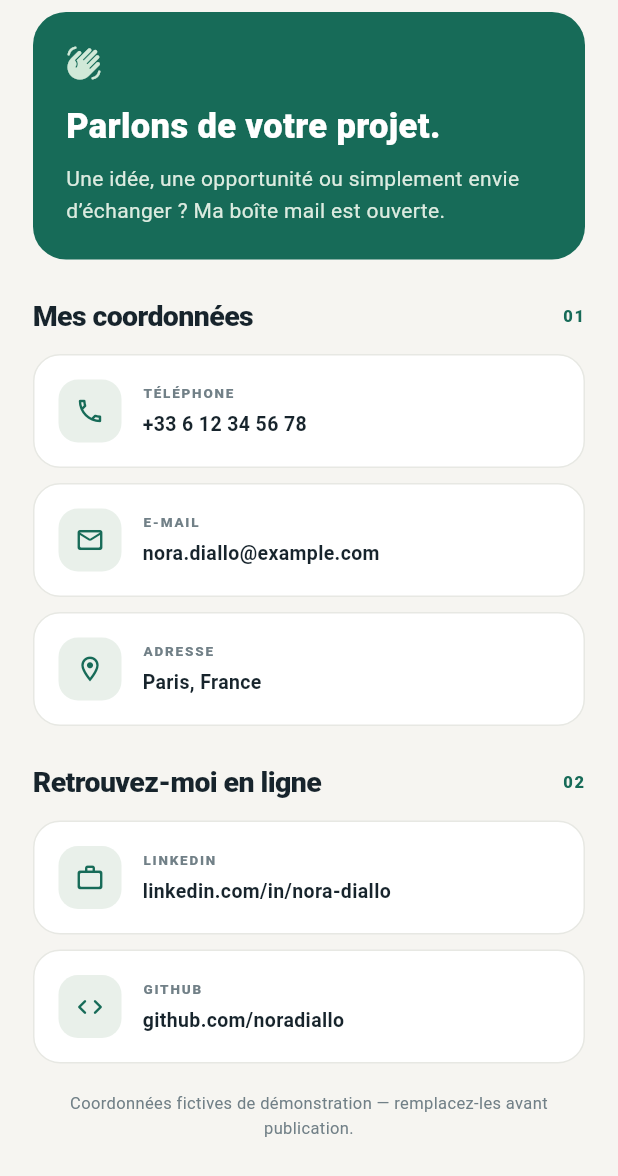
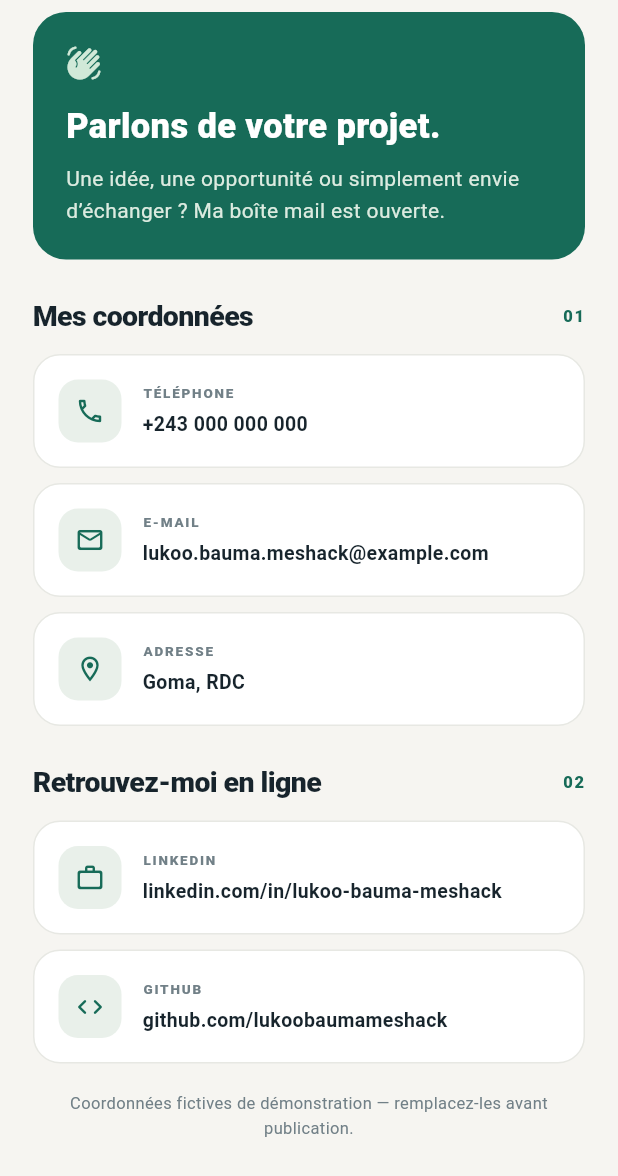
Before and after one commit to philemonBauma/cv_flutter_phil, a Flutter app: the ContactPage widget shown alone on an empty page, opened directly, on a phone screen of 412 x 824 dp. Shown: the top 1176 px of the screen. Run offline on Flutter 3.47's test engine with Material 3 defaults, Android fonts, the phone set to English and light mode, and no system bars; our stand-ins replace material_ui.

Commit message:
Derniere version du TP

```diff
--- a/lib/main.dart
+++ b/lib/main.dart
@@ -1,4 +1,5 @@
 import 'package:material_ui/material_ui.dart';
+import 'package:url_launcher/url_launcher.dart';
 
 const _ink = Color(0xFF17242C);
 const _muted = Color(0xFF718087);
@@ -370,17 +371,14 @@ class CvPage extends StatelessWidget {
             children: [
               Row(
                 children: [
-                  const ProfilePhoto(
-                    imageUrl: 'https://images.unsplash.com/photo-1534528741775-53994a69daeb?w=240&h=240&fit=crop&crop=faces',
-                    size: 76,
-                  ),
+                  const ProfilePhoto(size: 76),
                   const SizedBox(width: 16),
                   const Expanded(
                     child: Column(
                       crossAxisAlignment: CrossAxisAlignment.start,
                       children: [
                         Text(
-                          'Nora Diallo',
+                          'Lukoo Bauma Meshack',
                           style: TextStyle(
                             color: Colors.white,
                             fontWeight: FontWeight.w800,
@@ -418,7 +416,7 @@ class CvPage extends StatelessWidget {
                 spacing: 8,
                 runSpacing: 8,
                 children: [
-                  _DarkTag(label: 'Paris, France'),
+                  _DarkTag(label: 'Goma, RDC'),
                   _DarkTag(label: 'Disponible'),
                 ],
               ),
@@ -431,7 +429,7 @@ class CvPage extends StatelessWidget {
         const TimelineCard(
           period: '2021 — 2024',
           title: 'Licence informatique',
-          subtitle: 'Université de Paris · Développement logiciel',
+          subtitle: 'Formation en développement logiciel · Goma',
         ),
         const SizedBox(height: 24),
         const SectionHeading(title: 'Expériences', trailing: '02'),
@@ -525,31 +523,27 @@ class FamilyPage extends StatelessWidget {
 
   static const _members = [
     FamilyMember(
-      name: 'Aïssatou Diallo',
+      name: 'Aïssatou Bauma',
       relation: 'Maman',
       profession: 'Enseignante',
-      imageUrl: 'https://images.unsplash.com/photo-1544005313-94ddf0286df2?w=240&h=240&fit=crop&crop=faces',
       color: Color(0xFFDCECE4),
     ),
     FamilyMember(
-      name: 'Mamadou Diallo',
+      name: 'Mamadou Bauma',
       relation: 'Papa',
       profession: 'Ingénieur',
-      imageUrl: 'https://images.unsplash.com/photo-1500648767791-00dcc994a43e?w=240&h=240&fit=crop&crop=faces',
       color: Color(0xFFE9E6DA),
     ),
     FamilyMember(
-      name: 'Lina Diallo',
+      name: 'Lina Bauma',
       relation: 'Petite sœur',
       profession: 'Étudiante en design',
-      imageUrl: 'https://images.unsplash.com/photo-1517841905240-472988babdf9?w=240&h=240&fit=crop&crop=faces',
       color: Color(0xFFF1E2DC),
     ),
     FamilyMember(
-      name: 'Ibrahim Diallo',
+      name: 'Ibrahim Bauma',
       relation: 'Grand frère',
       profession: 'Entrepreneur',
-      imageUrl: 'https://images.unsplash.com/photo-1506794778202-cad84cf45f1d?w=240&h=240&fit=crop&crop=faces',
       color: Color(0xFFE4E6F0),
     ),
   ];
@@ -597,14 +591,12 @@ class FamilyMember {
     required this.name,
     required this.relation,
     required this.profession,
-    required this.imageUrl,
     required this.color,
   });
 
   final String name;
   final String relation;
   final String profession;
-  final String imageUrl;
   final Color color;
 }
 
@@ -618,11 +610,7 @@ class FamilyCard extends StatelessWidget {
     return InfoCard(
       child: Row(
         children: [
-          ProfilePhoto(
-            imageUrl: member.imageUrl,
-            size: 64,
-            backgroundColor: member.color,
-          ),
+          ProfilePhoto(size: 64, backgroundColor: member.color),
           const SizedBox(width: 15),
           Expanded(
             child: Column(
@@ -706,19 +694,22 @@ class ContactPage extends StatelessWidget {
         const ContactCard(
           icon: Icons.phone_outlined,
           label: 'TÉLÉPHONE',
-          value: '+33 6 12 34 56 78',
+          value: '+243 000 000 000',
+          uri: 'tel:+243000000000',
         ),
         const SizedBox(height: 10),
         const ContactCard(
           icon: Icons.mail_outline_rounded,
           label: 'E-MAIL',
-          value: 'nora.diallo@example.com',
+          value: 'lukoo.bauma.meshack@example.com',
+          uri: 'mailto:lukoo.bauma.meshack@example.com',
         ),
         const SizedBox(height: 10),
         const ContactCard(
           icon: Icons.location_on_outlined,
           label: 'ADRESSE',
-          value: 'Paris, France',
+          value: 'Goma, RDC',
+          uri: 'https://www.google.com/maps/search/?api=1&query=Goma%2C%20RDC',
         ),
         const SizedBox(height: 24),
         const SectionHeading(title: 'Retrouvez-moi en ligne', trailing: '02'),
@@ -726,13 +717,15 @@ class ContactPage extends StatelessWidget {
         const ContactCard(
           icon: Icons.work_outline_rounded,
           label: 'LINKEDIN',
-          value: 'linkedin.com/in/nora-diallo',
+          value: 'linkedin.com/in/lukoo-bauma-meshack',
+          uri: 'https://linkedin.com/in/lukoo-bauma-meshack',
         ),
         const SizedBox(height: 10),
         const ContactCard(
           icon: Icons.code_rounded,
           label: 'GITHUB',
-          value: 'github.com/noradiallo',
+          value: 'github.com/lukoobaumameshack',
+          uri: 'https://github.com/lukoobaumameshack',
         ),
         const SizedBox(height: 18),
         const Text(
@@ -750,16 +743,22 @@ class ContactCard extends StatelessWidget {
     required this.icon,
     required this.label,
     required this.value,
+    required this.uri,
     super.key,
   });
 
   final IconData icon;
   final String label;
   final String value;
+  final String uri;
 
   @override
   Widget build(BuildContext context) {
-    return InfoCard(
+    return InkWell(
+      onTap: () =>
+          launchUrl(Uri.parse(uri), mode: LaunchMode.externalApplication),
+      borderRadius: BorderRadius.circular(18),
+      child: InfoCard(
         child: Row(
           children: [
             Container(
@@ -799,19 +798,18 @@ class ContactCard extends StatelessWidget {
             ),
           ],
         ),
+      ),
     );
   }
 }
 
 class ProfilePhoto extends StatelessWidget {
   const ProfilePhoto({
-    required this.imageUrl,
     required this.size,
     this.backgroundColor = const Color(0xFFDCECE4),
     super.key,
   });
 
-  final String imageUrl;
   final double size;
   final Color backgroundColor;
 
@@ -821,8 +819,8 @@ class ProfilePhoto extends StatelessWidget {
       radius: size / 2,
       backgroundColor: backgroundColor,
       child: ClipOval(
-        child: Image.network(
-          imageUrl,
+        child: Image.asset(
+          'web/Lukoo_Bauma_Meshack.JPG',
           width: size,
           height: size,
           fit: BoxFit.cover,
--- a/pubspec.yaml
+++ b/pubspec.yaml
@@ -31,6 +31,7 @@ dependencies:
   flutter:
     sdk: flutter
   material_ui: ^1.1.0
+  url_launcher: ^6.3.2
 
   # The following adds the Cupertino Icons font to your application.
   # Use with the CupertinoIcons class for iOS style icons.
@@ -57,6 +58,8 @@ flutter:
   # included with your application, so that you can use the icons in
   # the material Icons class.
   uses-material-design: true
+  assets:
+    - web/Lukoo_Bauma_Meshack.JPG
 
   # To add assets to your application, add an assets section, like this:
   # assets:
```
Also changed, not shown: pubspec.lock, 7 other files. Lines whose indentation alone changed are shown as unchanged.
